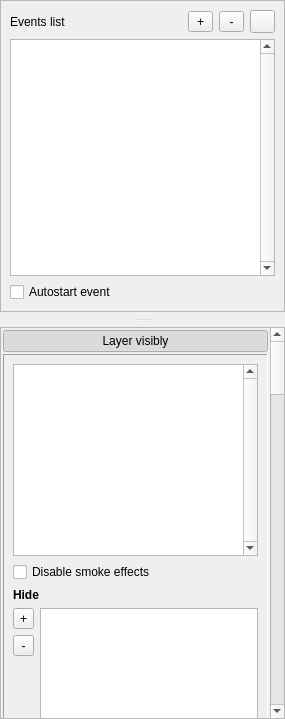
Above: Editor/main_window/dock/lvl_events_box.ui from WohlSoft/Moondust-Project before the change. Below: the same form after it.
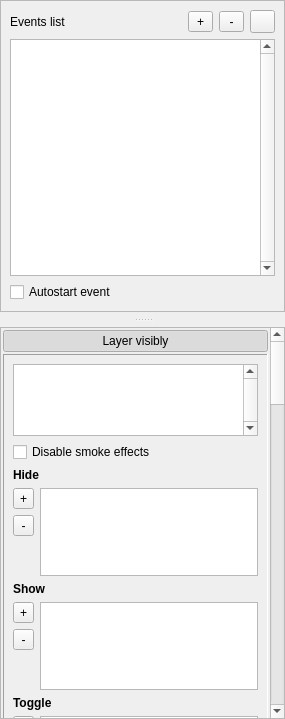
That is the form after the change. Icons and pictures are not drawn. Custom widgets are drawn as their Qt base class.

Commit message:
Editor: Adjust setup of layers lists at events
#509

```diff
--- a/Editor/main_window/dock/lvl_events_box.ui
+++ b/Editor/main_window/dock/lvl_events_box.ui
@@ -183,9 +183,9 @@
      <property name="geometry">
       <rect>
        <x>0</x>
-       <y>-1845</y>
+       <y>-300</y>
        <width>269</width>
-       <height>2724</height>
+       <height>2316</height>
       </rect>
      </property>
      <layout class="QVBoxLayout" name="verticalLayout">
@@ -253,7 +253,6 @@
           <widget class="QLabel" name="label_15">
            <property name="font">
             <font>
-             <weight>75</weight>
              <bold>true</bold>
             </font>
            </property>
@@ -283,6 +282,9 @@
            <property name="focusPolicy">
             <enum>Qt::ClickFocus</enum>
            </property>
+           <property name="sizeAdjustPolicy">
+            <enum>QAbstractScrollArea::AdjustToContents</enum>
+           </property>
           </widget>
          </item>
          <item row="0" column="0" colspan="2">
@@ -293,6 +295,9 @@
            <property name="verticalScrollBarPolicy">
             <enum>Qt::ScrollBarAlwaysOn</enum>
            </property>
+           <property name="sizeAdjustPolicy">
+            <enum>QAbstractScrollArea::AdjustToContents</enum>
+           </property>
           </widget>
          </item>
          <item row="5" column="0">
@@ -312,7 +317,6 @@
           <widget class="QLabel" name="label_16">
            <property name="font">
             <font>
-             <weight>75</weight>
              <bold>true</bold>
             </font>
            </property>
@@ -325,7 +329,6 @@
           <widget class="QLabel" name="label_17">
            <property name="font">
             <font>
-             <weight>75</weight>
              <bold>true</bold>
             </font>
            </property>
@@ -339,6 +342,9 @@
            <property name="focusPolicy">
             <enum>Qt::ClickFocus</enum>
            </property>
+           <property name="sizeAdjustPolicy">
+            <enum>QAbstractScrollArea::AdjustToContents</enum>
+           </property>
           </widget>
          </item>
          <item row="9" column="0">
@@ -362,6 +368,9 @@
            <property name="focusPolicy">
             <enum>Qt::ClickFocus</enum>
            </property>
+           <property name="sizeAdjustPolicy">
+            <enum>QAbstractScrollArea::AdjustToContents</enum>
+           </property>
           </widget>
          </item>
          <item row="14" column="0" colspan="2">
```
Left out of the diff: 5 changed lines with no effect on the pictures.
